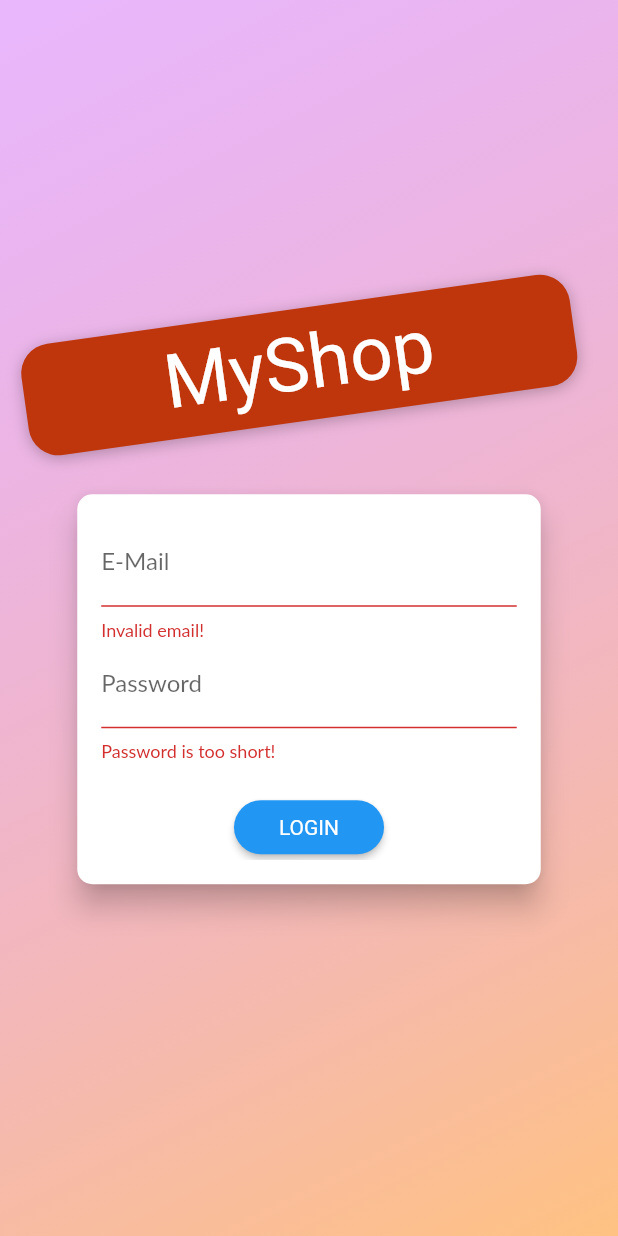
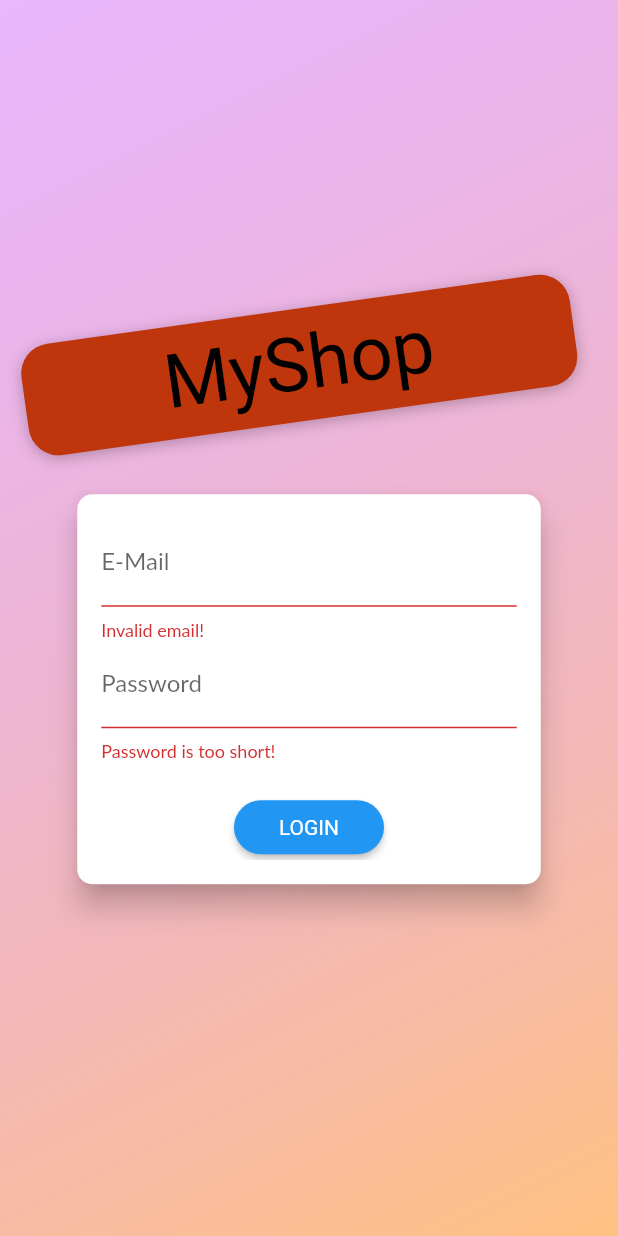
Before and after one commit to AlexMMorar/ShopApp, a Flutter app: the screen it shows after launch, after a tap on "LOGIN", on a phone screen of 412 x 824 dp. Run offline on Flutter 3.47's test engine with Material 2 defaults, Android fonts, the phone set to English and light mode, and no system bars; network calls fail; Roboto replaces fonts that are missing (Anton, Lato).

```diff
--- a/lib/main.dart
+++ b/lib/main.dart
@@ -1,5 +1,6 @@
 import 'package:flutter/material.dart';
 import 'package:provider/provider.dart';
+import 'package:shop_app/providers/auth.dart';
 import 'package:shop_app/providers/cart.dart';
 import 'package:shop_app/screens/auth_screen.dart';
 import 'package:shop_app/screens/cart_screen.dart';
@@ -19,6 +20,7 @@ class MyApp extends StatelessWidget {
   Widget build(BuildContextcontext) {
     return MultiProvider(
       providers: [
+        ChangeNotifierProvider(create: (ctx) => Auth()),
         ChangeNotifierProvider(
           create: (ctx) => Products(),
         ),
@@ -38,7 +40,7 @@ class MyApp extends StatelessWidget {
             ),
             fontFamily: 'Lato',
             textTheme: const TextTheme(
-              titleMedium: TextStyle(color: Colors.white),
+              titleMedium: TextStyle(color: Colors.black),
             ),
             primaryTextTheme:
                 const TextTheme(button: TextStyle(color: Colors.amber))),
--- /dev/null
+++ b/lib/providers/auth.dart
@@ -0,0 +1,26 @@
+import 'package:flutter/widgets.dart';
+import 'package:http/http.dart' as http;
+import 'dart:convert';
+
+class Auth extends ChangeNotifier {
+  var _token;
+  var _expiryDate;
+  var _userId;
+
+//https://identitytoolkit.googleapis.com/v1/accounts:signUp?key=[API_KEY]
+//api key = AIzaSyDl2Vlg506PbNE-5cK2YK_5d8K2dVFqeQI
+  Future<void> signup(String email, String passowrd) async {
+    final response = await http.post(
+      Uri.parse(
+          'https://identitytoolkit.googleapis.com/v1/accounts:signUp?key=AIzaSyDl2Vlg506PbNE-5cK2YK_5d8K2dVFqeQI'),
+      body: json.encode(
+        {
+          'email': email,
+          'password': passowrd,
+          'returnSecureToken': true,
+        },
+      ),
+    );
+    print(response.body);
+  }
+}
--- a/lib/screens/auth_screen.dart
+++ b/lib/screens/auth_screen.dart
@@ -1,6 +1,8 @@
 import 'dart:math';
 
 import 'package:flutter/material.dart';
+import 'package:provider/provider.dart';
+import 'package:shop_app/providers/auth.dart';
 
 enum AuthMode { Signup, Login }
 
@@ -102,7 +104,7 @@ class _AuthCardState extends State<AuthCard> {
   var _isLoading = false;
   final _passwordController = TextEditingController();
 
-  void _submit() {
+  Future<void> _submit() async {
     if (!_formKey.currentState!.validate()) {
       // Invalid!
       return;
@@ -115,6 +117,10 @@ class _AuthCardState extends State<AuthCard> {
       // Log user in
     } else {
       // Sign user up
+      if (_authData['email'] != null && _authData['password'] != null) {
+        await Provider.of<Auth>(context, listen: false)
+            .signup(_authData['email']!, _authData['password']!);
+      }
     }
     setState(() {
       _isLoading = false;
```
